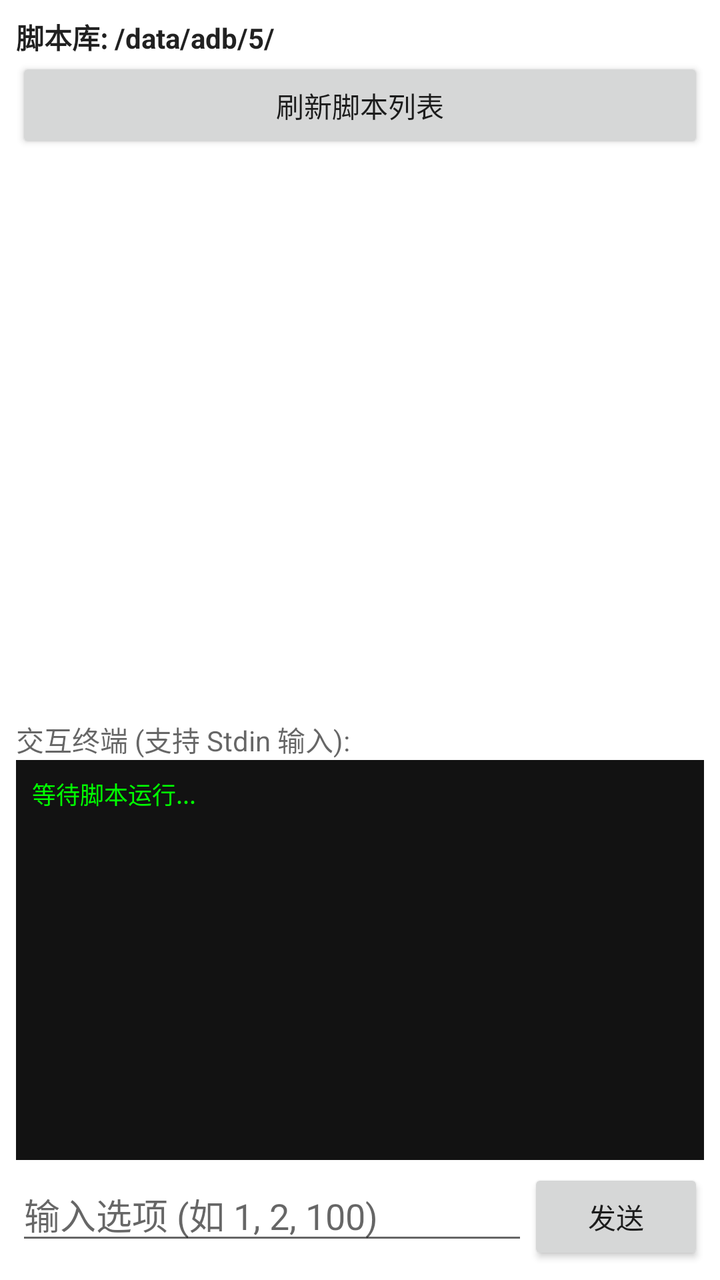
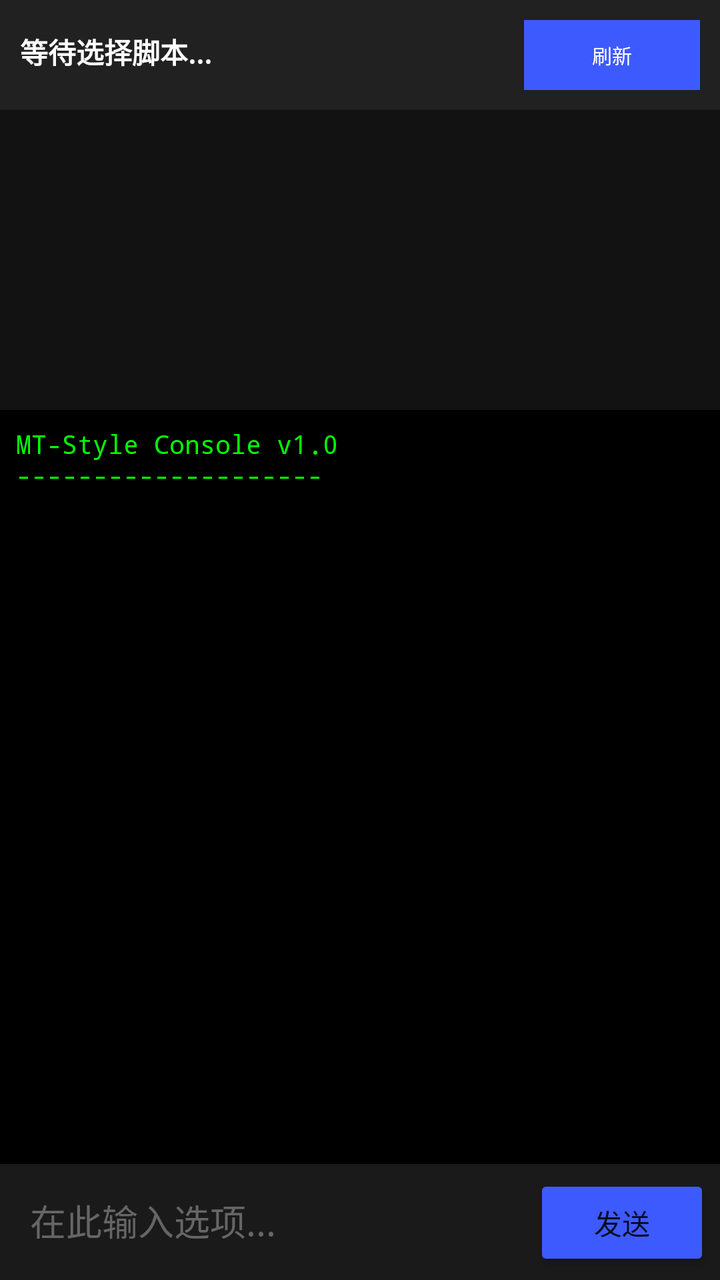

An Android layout rendered at two revisions. The XML below is the earlier revision; the diff shows what the commit changed to produce the second picture.
<!-- AndroidManifest.xml: application theme Theme.RootScriptExecutor -->
<!-- res/layout/activity_main.xml -->
<?xml version="1.0" encoding="utf-8"?>
<LinearLayout xmlns:android="http://schemas.android.com/apk/res/android"
    android:layout_width="match_parent"
    android:layout_height="match_parent"
    android:orientation="vertical"
    android:background="?android:attr/windowBackground"
    android:padding="8dp">

    <TextView
        android:layout_width="wrap_content"
        android:layout_height="wrap_content"
        android:text="脚本库: /data/adb/5/"
        android:textColor="?android:attr/textColorPrimary"
        android:textStyle="bold" />

    <Button
        android:id="@+id/btn_refresh"
        android:layout_width="match_parent"
        android:layout_height="wrap_content"
        android:text="刷新脚本列表" />

    <ListView
        android:id="@+id/script_list"
        android:layout_width="match_parent"
        android:layout_height="0dp"
        android:layout_weight="1"
        android:layout_marginTop="8dp"
        android:background="?android:attr/colorBackground" />

    <TextView
        android:layout_width="wrap_content"
        android:layout_height="wrap_content"
        android:layout_marginTop="8dp"
        android:text="交互终端 (支持 Stdin 输入):"
        android:textColor="?android:attr/textColorSecondary" />

    <ScrollView
        android:id="@+id/console_scroll"
        android:layout_width="match_parent"
        android:layout_height="200dp"
        android:background="#121212"
        android:padding="8dp">
        <TextView
            android:id="@+id/console_output"
            android:layout_width="match_parent"
            android:layout_height="wrap_content"
            android:fontFamily="monospace"
            android:text="等待脚本运行...\n"
            android:textColor="#00FF00" 
            android:textSize="12sp" />
    </ScrollView>

    <LinearLayout
        android:layout_width="match_parent"
        android:layout_height="wrap_content"
        android:orientation="horizontal"
        android:layout_marginTop="4dp">
        <EditText
            android:id="@+id/et_input"
            android:layout_width="0dp"
            android:layout_height="wrap_content"
            android:layout_weight="1"
            android:hint="输入选项 (如 1, 2, 100)"
            android:inputType="text"
            android:textColor="?android:attr/textColorPrimary" />
        <Button
            android:id="@+id/btn_send"
            android:layout_width="wrap_content"
            android:layout_height="wrap_content"
            android:text="发送" />
    </LinearLayout>
</LinearLayout>
<!-- resources referenced by this layout -->
<resources>
  <style name="Theme.RootScriptExecutor" parent="Theme.MaterialComponents.DayNight.DarkActionBar">
          
          <item name="colorPrimary">@color/purple_500</item>
          <item name="colorPrimaryVariant">@color/purple_700</item>
          <item name="colorOnPrimary">@color/white</item>
          
          <item name="colorSecondary">@color/teal_200</item>
          <item name="colorSecondaryVariant">@color/teal_700</item>
          <item name="colorOnSecondary">@color/black</item>
          
          <item name="android:statusBarColor" tools:targetApi="l">?attr/colorPrimaryVariant</item>
          
      </style>
  <color name="purple_500">#FF6200EE</color>
  <color name="purple_700">#FF3700B3</color>
  <color name="white">#FFFFFFFF</color>
  <color name="teal_200">#FF03DAC5</color>
  <color name="teal_700">#FF018786</color>
  <color name="black">#FF000000</color>
</resources>

<!-- the commit's change to res/layout/activity_main.xml (unified diff, before → after) -->
@@ -3,70 +3,78 @@
     android:layout_width="match_parent"
     android:layout_height="match_parent"
     android:orientation="vertical"
-    android:background="?android:attr/windowBackground"
-    android:padding="8dp">
+    android:background="#000000">
 
-    <TextView
-        android:layout_width="wrap_content"
-        android:layout_height="wrap_content"
-        android:text="脚本库: /data/adb/5/"
-        android:textColor="?android:attr/textColorPrimary"
-        android:textStyle="bold" />
-
-    <Button
-        android:id="@+id/btn_refresh"
+    <LinearLayout
         android:layout_width="match_parent"
         android:layout_height="wrap_content"
-        android:text="刷新脚本列表" />
+        android:background="#212121"
+        android:padding="10dp"
+        android:orientation="horizontal">
+        <TextView
+            android:id="@+id/tv_title"
+            android:layout_width="0dp"
+            android:layout_height="wrap_content"
+            android:layout_weight="1"
+            android:text="等待选择脚本..."
+            android:textColor="#FFFFFF"
+            android:textStyle="bold" />
+        <Button
+            android:id="@+id/btn_refresh"
+            android:layout_width="wrap_content"
+            android:layout_height="35dp"
+            android:background="#3D5AFE"
+            android:text="刷新"
+            android:textSize="10sp"
+            android:textColor="#FFFFFF" />
+    </LinearLayout>
 
     <ListView
         android:id="@+id/script_list"
         android:layout_width="match_parent"
-        android:layout_height="0dp"
-        android:layout_weight="1"
-        android:layout_marginTop="8dp"
-        android:background="?android:attr/colorBackground" />
-
-    <TextView
-        android:layout_width="wrap_content"
-        android:layout_height="wrap_content"
-        android:layout_marginTop="8dp"
-        android:text="交互终端 (支持 Stdin 输入):"
-        android:textColor="?android:attr/textColorSecondary" />
+        android:layout_height="150dp"
+        android:background="#121212"
+        android:divider="#333333"
+        android:dividerHeight="1dp" />
 
     <ScrollView
         android:id="@+id/console_scroll"
         android:layout_width="match_parent"
-        android:layout_height="200dp"
-        android:background="#121212"
+        android:layout_height="0dp"
+        android:layout_weight="1"
+        android:background="#000000"
         android:padding="8dp">
         <TextView
             android:id="@+id/console_output"
             android:layout_width="match_parent"
             android:layout_height="wrap_content"
             android:fontFamily="monospace"
-            android:text="等待脚本运行...\n"
+            android:text="MT-Style Console v1.0\n--------------------\n"
             android:textColor="#00FF00" 
-            android:textSize="12sp" />
+            android:textSize="13sp" />
     </ScrollView>
 
     <LinearLayout
         android:layout_width="match_parent"
         android:layout_height="wrap_content"
-        android:orientation="horizontal"
-        android:layout_marginTop="4dp">
+        android:background="#1A1A1A"
+        android:padding="5dp"
+        android:orientation="horizontal">
         <EditText
             android:id="@+id/et_input"
             android:layout_width="0dp"
             android:layout_height="wrap_content"
             android:layout_weight="1"
-            android:hint="输入选项 (如 1, 2, 100)"
-            android:inputType="text"
-            android:textColor="?android:attr/textColorPrimary" />
+            android:hint="在此输入选项..."
+            android:textColor="#FFFFFF"
+            android:textColorHint="#666666"
+            android:background="@null"
+            android:padding="10dp" />
         <Button
             android:id="@+id/btn_send"
             android:layout_width="wrap_content"
             android:layout_height="wrap_content"
-            android:text="发送" />
+            android:text="发送"
+            android:backgroundTint="#3D5AFE" />
     </LinearLayout>
 </LinearLayout>
